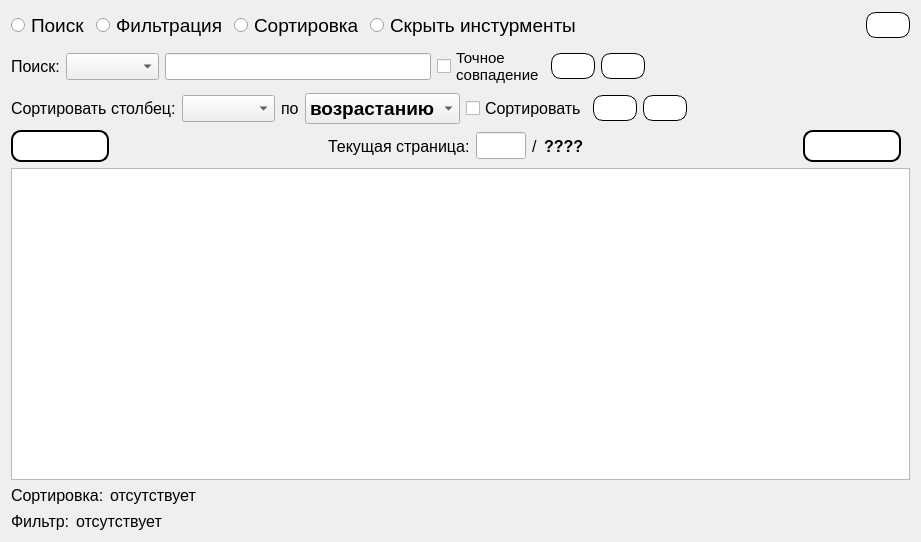
MyEdit/Casino_Client, file Gui/TabWidgets/Admin/profit.ui: the form before one commit.
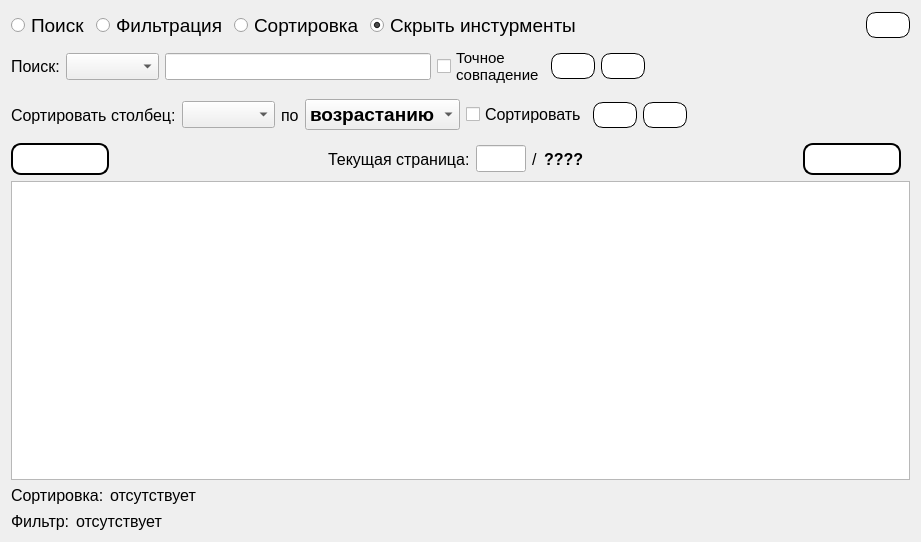
The form after the commit. Icons and pictures are not drawn.

Diff of the .ui file:
```diff
--- a/Gui/TabWidgets/Admin/profit.ui
+++ b/Gui/TabWidgets/Admin/profit.ui
@@ -66,6 +66,12 @@
        <property name="text">
         <string>Скрыть инстурменты</string>
        </property>
+       <property name="checked">
+        <bool>true</bool>
+       </property>
+       <property name="autoRepeat">
+        <bool>false</bool>
+       </property>
       </widget>
      </item>
      <item>
@@ -258,6 +264,12 @@
     <layout class="QHBoxLayout" name="horizontalLayout_8">
      <item>
       <widget class="QLabel" name="label_3">
+       <property name="minimumSize">
+        <size>
+         <width>0</width>
+         <height>44</height>
+        </size>
+       </property>
        <property name="font">
         <font>
          <family>Segoe UI</family>
```
Left out of the diff: 24 changed lines with no effect on the pictures.
